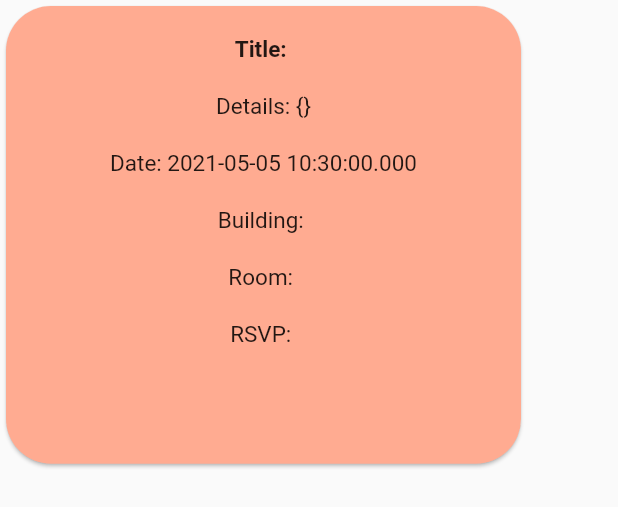
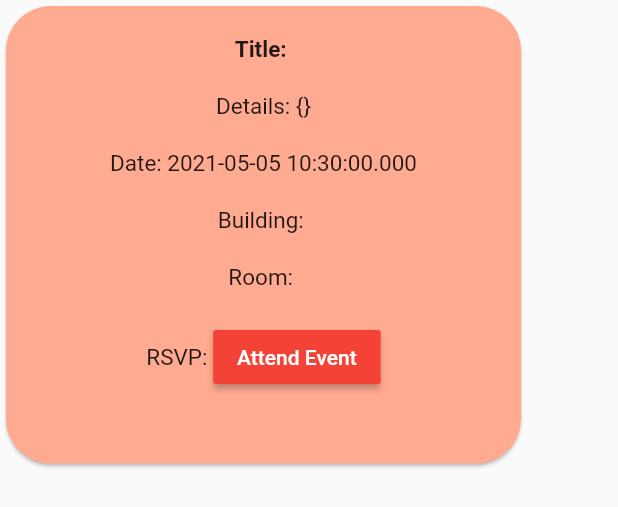
Before and after one commit to shah444/managr, a Flutter app: the RsvpCard widget shown alone on an empty page, opened directly with empty values, on a phone screen of 412 x 824 dp. Shown: the top 507 px of the screen. Run offline on Flutter 3.47's test engine with Material 2 defaults, Android fonts, the phone set to English and light mode, and no system bars; our stand-ins replace firebase_auth, firebase_core, firebase_storage, fluttertoast, shared_preferences; accounts and stored records are empty; network calls fail.

Commit message:
made some changes to rsvpCard.dart and invitation.dart

```diff
--- a/managr_frontend/lib/customWidgets/rsvpCard.dart
+++ b/managr_frontend/lib/customWidgets/rsvpCard.dart
@@ -1,4 +1,6 @@
 import 'package:flutter/material.dart';
+import 'package:http/http.dart' as http;
+import 'package:shared_preferences/shared_preferences.dart';
 
 class RsvpCard extends StatefulWidget {
   var eventTitle;
@@ -8,19 +10,32 @@ class RsvpCard extends StatefulWidget {
   var building;
   var room;
 
-  RsvpCard(this.eventTitle, this.eventDetails, this.date, this.rsvp,
-      this.building, this.room);
+  RsvpCard(this.eventTitle, this.eventDetails, this.date, this.building,
+      this.room, this.rsvp);
 
   @override
   _RsvpCardState createState() => _RsvpCardState();
 }
 
 class _RsvpCardState extends State<RsvpCard> {
+  SharedPreferences prefs;
+  Future<http.Response> getEvent() async {
+    prefs = await SharedPreferences.getInstance();
+    int userID = prefs.getInt(widget.rsvp);
+    var url = "http://managr-server.herokuapp.com/invitation?attending=" +
+        userID.toString();
+    print("userID is " + userID.toString());
+    http.Response resp = await http.get(url);
+    print("response body is ${resp.body}");
+    return resp;
+  }
+
   @override
   Widget build(BuildContext context) {
     var screenWidth = MediaQuery.of(context).size.width;
     var screenHeight = MediaQuery.of(context).size.height;
 
+    var _hasBeenPressed = false;
     return Container(
       child: GestureDetector(
         child: Card(
@@ -69,11 +84,27 @@ class _RsvpCardState extends State<RsvpCard> {
                     )),
                 Container(
                     margin: EdgeInsets.only(top: 20),
-                    child: Text(
-                      "RSVP: " + widget.rsvp.toString(),
-                      style: TextStyle(
-                          fontSize: 15, fontWeight: FontWeight.normal),
-                    )),
+                    child: Row(
+                        mainAxisAlignment: MainAxisAlignment.center,
+                        children: [
+                          Text(
+                            "RSVP: " + widget.rsvp.toString(),
+                            style: TextStyle(
+                                fontSize: 15, fontWeight: FontWeight.normal),
+                          ),
+                          RaisedButton(
+                            child: new Text('Attend Event'),
+                            textColor: Colors.white,
+                            // 2
+                            color: widget.rsvp == 0 ? Colors.green : Colors.red,
+                            // 3
+                            onPressed: () => {
+                              setState(() {
+                                _hasBeenPressed = !_hasBeenPressed;
+                              })
+                            },
+                          )
+                        ])),
               ],
             ),
           ),
--- a/managr_frontend/lib/pages/invitation.dart
+++ b/managr_frontend/lib/pages/invitation.dart
@@ -64,9 +64,9 @@ class _InvitationState extends State<Invitations> {
                                   data[i]['event_title'],
                                   data[i]['details'],
                                   data[i]['date'],
-                                  data[i]['attending'],
                                   data[i]['building'],
-                                  data[i]['room'])),
+                                  data[i]['room'],
+                                  data[i]['attending'])),
                           ],
                         ),
                       ),
```
